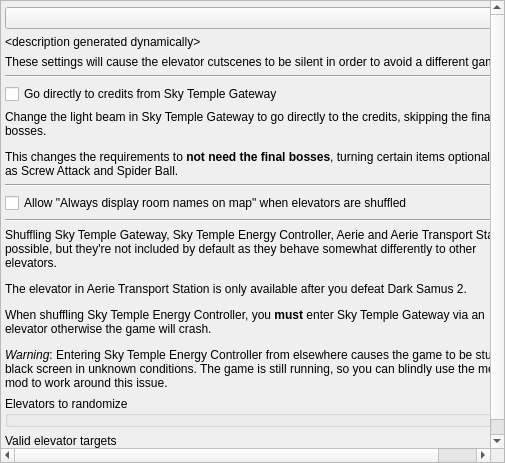
First picture: the form in randovania/gui/ui_files/preset_elevators_prime2.ui, repository randovania/randovania, before the edit.
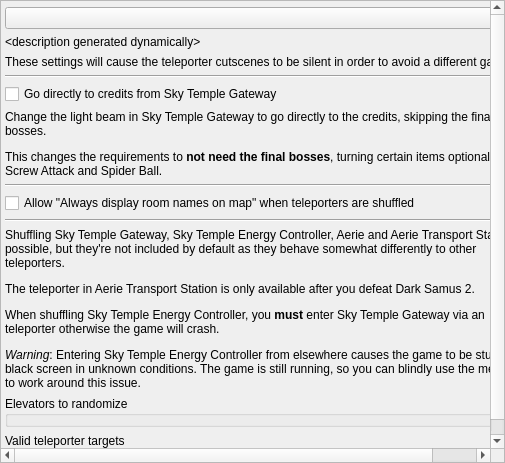
Second picture: the form after the edit. Custom widgets are drawn as their Qt base class.

What changed in the file:
```diff
--- a/randovania/gui/ui_files/preset_elevators_prime2.ui
+++ b/randovania/gui/ui_files/preset_elevators_prime2.ui
@@ -79,7 +79,7 @@
         <item>
          <widget class="QLabel" name="elevators_help_sound_bug_label">
           <property name="text">
-           <string>These settings will cause the elevator cutscenes to be silent in order to avoid a different game bug.</string>
+           <string>These settings will cause the teleporter cutscenes to be silent in order to avoid a different game bug.</string>
           </property>
          </widget>
         </item>
@@ -120,7 +120,7 @@
         <item>
          <widget class="QCheckBox" name="elevators_allow_unvisited_names_check">
           <property name="text">
-           <string>Allow &quot;Always display room names on map&quot; when elevators are shuffled</string>
+           <string>Allow &quot;Always display room names on map&quot; when teleporters are shuffled</string>
           </property>
          </widget>
         </item>
@@ -134,7 +134,7 @@
         <item>
          <widget class="QLabel" name="elevators_help_list_label">
           <property name="text">
-           <string>&lt;html&gt;&lt;head/&gt;&lt;body&gt;&lt;p&gt;Shuffling Sky Temple Gateway, Sky Temple Energy Controller, Aerie and Aerie Transport Station is possible, but they're not included by default as they behave somewhat differently to other elevators.&lt;/p&gt;&lt;p&gt;The elevator in Aerie Transport Station is only available after you defeat Dark Samus 2.&lt;/p&gt;&lt;p&gt;When shuffling Sky Temple Energy Controller, you &lt;span style=&quot; font-weight:600;&quot;&gt;must&lt;/span&gt; enter Sky Temple Gateway via an elevator otherwise the game will crash.&lt;/p&gt;&lt;p&gt;&lt;span style=&quot; font-style:italic;&quot;&gt;Warning&lt;/span&gt;: Entering Sky Temple Energy Controller from elsewhere causes the game to be stuck in a black screen in unknown conditions. The game is still running, so you can blindly use the menu mod to work around this issue.&lt;/p&gt;&lt;/body&gt;&lt;/html&gt;</string>
+           <string>&lt;html&gt;&lt;head/&gt;&lt;body&gt;&lt;p&gt;Shuffling Sky Temple Gateway, Sky Temple Energy Controller, Aerie and Aerie Transport Station is possible, but they're not included by default as they behave somewhat differently to other teleporters.&lt;/p&gt;&lt;p&gt;The teleporter in Aerie Transport Station is only available after you defeat Dark Samus 2.&lt;/p&gt;&lt;p&gt;When shuffling Sky Temple Energy Controller, you &lt;span style=&quot; font-weight:600;&quot;&gt;must&lt;/span&gt; enter Sky Temple Gateway via an teleporter otherwise the game will crash.&lt;/p&gt;&lt;p&gt;&lt;span style=&quot; font-style:italic;&quot;&gt;Warning&lt;/span&gt;: Entering Sky Temple Energy Controller from elsewhere causes the game to be stuck in a black screen in unknown conditions. The game is still running, so you can blindly use the menu mod to work around this issue.&lt;/p&gt;&lt;/body&gt;&lt;/html&gt;</string>
           </property>
           <property name="wordWrap">
            <bool>true</bool>
@@ -168,7 +168,7 @@
         <item>
          <widget class="QGroupBox" name="elevators_target_group">
           <property name="title">
-           <string>Valid elevator targets</string>
+           <string>Valid teleporter targets</string>
           </property>
           <layout class="QGridLayout" name="elevators_target_layout">
            <property name="leftMargin">
```
Left out of the diff: 32 changed lines with no effect on the pictures.
